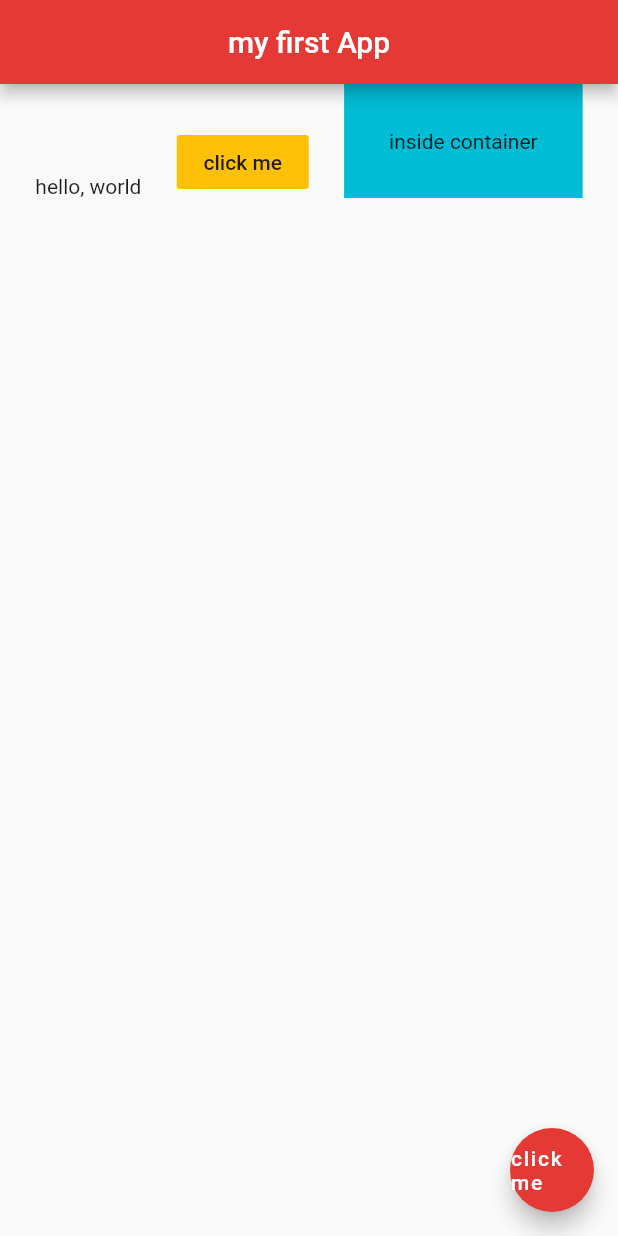
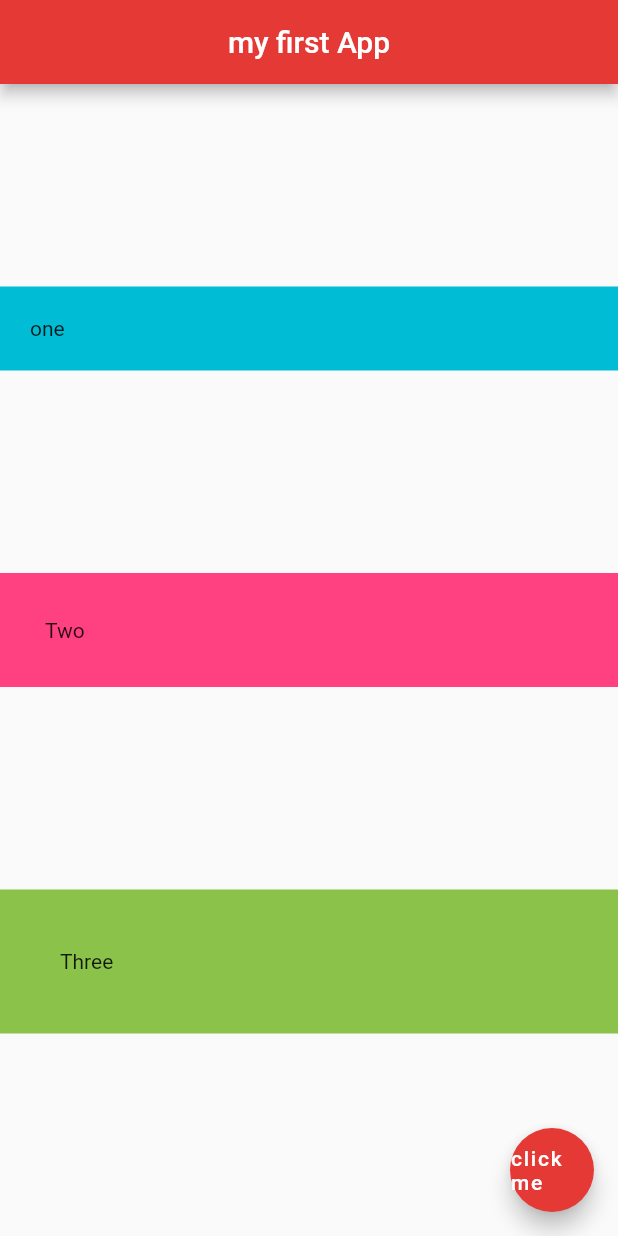
Before and after one commit to aldinurhanudin/BelajarFlutterDasar, a Flutter app: the screen it shows after launch, on a phone screen of 412 x 824 dp. Run offline on Flutter 3.47's test engine with Material 2 defaults, Android fonts, the phone set to English and light mode, and no system bars.

Commit message:
12columns

```diff
--- a/belajarflutterdasar/lib/main.dart
+++ b/belajarflutterdasar/lib/main.dart
@@ -16,22 +16,26 @@
         backgroundColor: Colors.red[600],
         // akhir
       ),
-      // Awal rows
-      body: Row(
-        mainAxisAlignment:  MainAxisAlignment.spaceEvenly,
-        crossAxisAlignment: CrossAxisAlignment.end,
+      // Awal Columns
+      body: Column(
+        mainAxisAlignment: MainAxisAlignment.spaceEvenly,
+        crossAxisAlignment: CrossAxisAlignment.stretch,
         children: <Widget>[
-        Text('hello, world'),
-        FlatButton(
-            onPressed: () {}, color: Colors.amber, child: Text('click me')),
-        Container(
-          color: Colors.cyan,
-          padding: EdgeInsets.all(30.0),
-          child: Text('inside container'),
-        )
-      ]
+          Container(
+              padding: EdgeInsets.all(20.0),
+              color: Colors.cyan,
+              child: Text('one')),
+          Container(
+              padding: EdgeInsets.all(30.0),
+              color: Colors.pinkAccent,
+              child: Text('Two')),
+          Container(
+              padding: EdgeInsets.all(40.0),
+              color: Colors.lightGreen,
+              child: Text('Three')),
+        ],
       ),
-      // akhir Rows
+      // akhir columns
       floatingActionButton: FloatingActionButton(
         onPressed: () {},
         child: Text('click me'),
```
